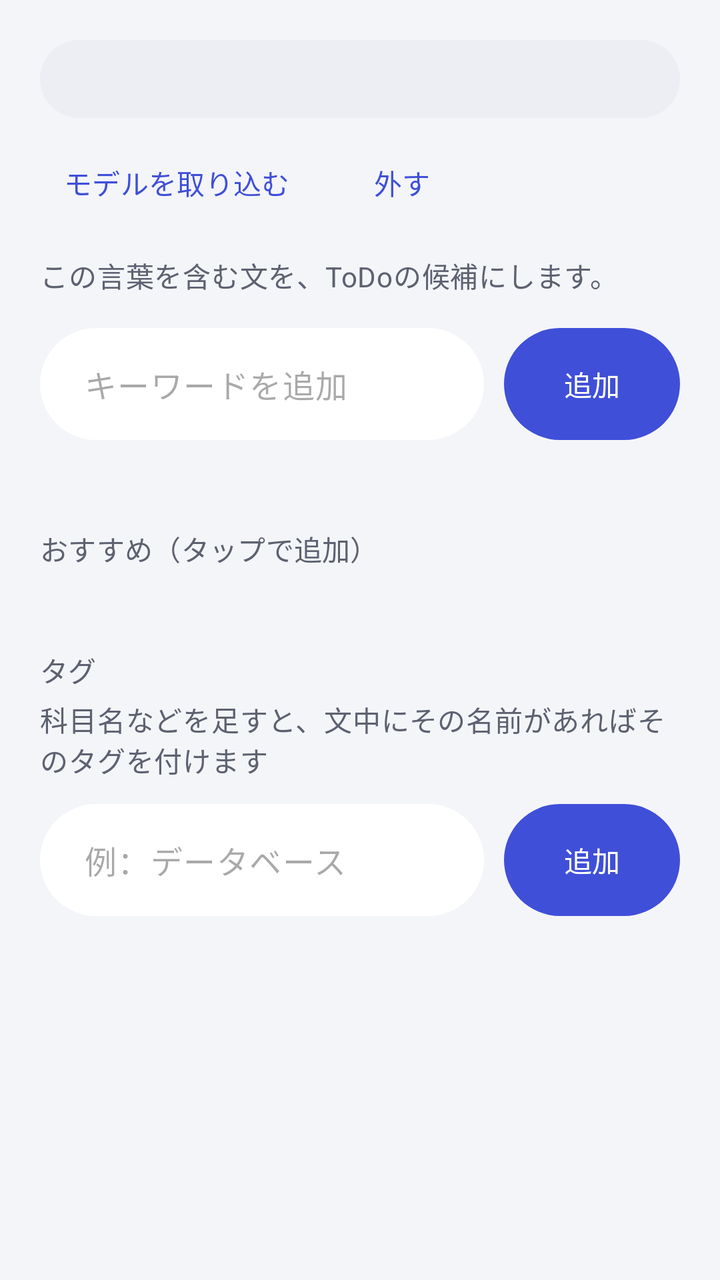
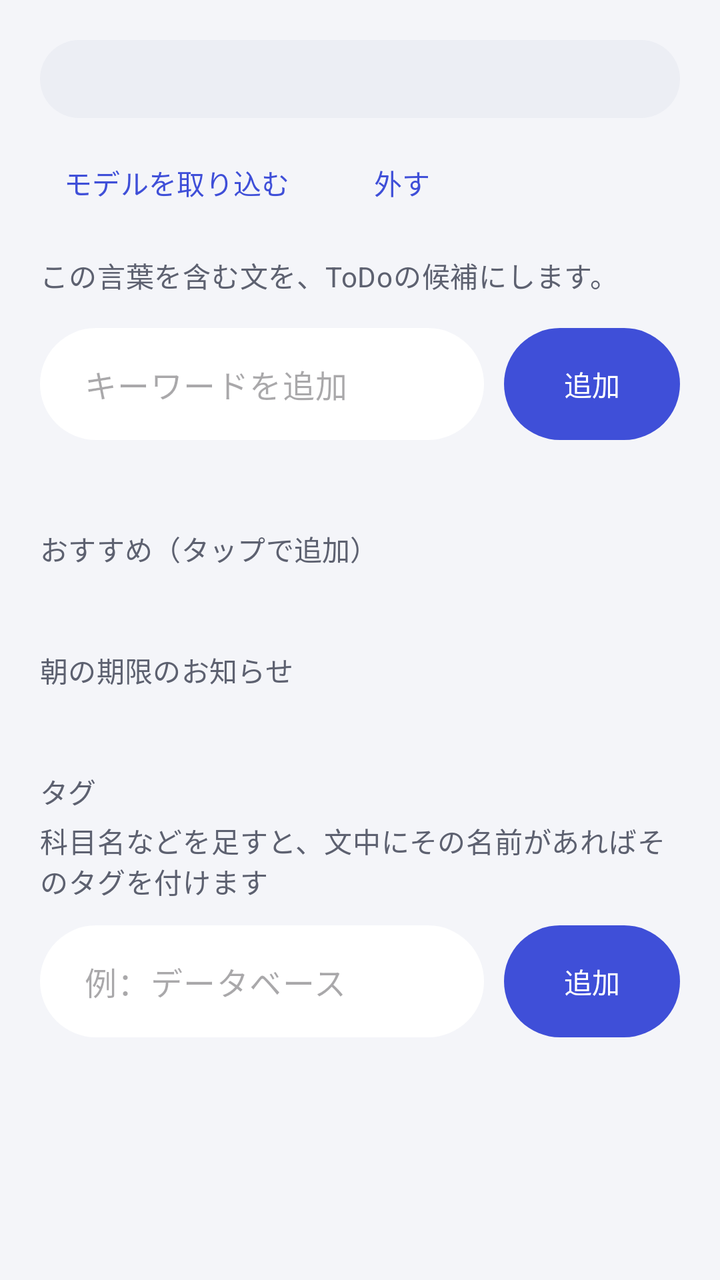

Two renders of the same Android screen: before a commit and after it. Below are the layout's source before the change and the commit's diff.
<!-- AndroidManifest.xml: application theme Theme.MimiMemo -->
<!-- res/layout/activity_settings.xml -->
<?xml version="1.0" encoding="utf-8"?>
<ScrollView xmlns:android="http://schemas.android.com/apk/res/android"
    xmlns:app="http://schemas.android.com/apk/res-auto"
    android:layout_width="match_parent"
    android:layout_height="match_parent">

    <LinearLayout
        android:layout_width="match_parent"
        android:layout_height="wrap_content"
        android:orientation="vertical"
        android:padding="20dp">

        
        <TextView
            android:id="@+id/textAi"
            android:layout_width="match_parent"
            android:layout_height="wrap_content"
            android:layout_marginBottom="12dp"
            android:background="@drawable/bg_pill"
            android:backgroundTint="@color/surface_container"
            android:paddingHorizontal="16dp"
            android:paddingVertical="10dp"
            android:textAppearance="?attr/textAppearanceBodyMedium"
            android:textColor="?attr/colorOnSurface" />

        
        <LinearLayout
            android:layout_width="match_parent"
            android:layout_height="wrap_content"
            android:layout_marginTop="-4dp"
            android:layout_marginBottom="12dp"
            android:orientation="horizontal">

            <com.google.android.material.button.MaterialButton
                android:id="@+id/buttonImportModel"
                style="@style/Widget.Material3.Button.TextButton"
                android:layout_width="wrap_content"
                android:layout_height="wrap_content"
                android:text="@string/model_import" />

            <com.google.android.material.button.MaterialButton
                android:id="@+id/buttonRemoveModel"
                style="@style/Widget.Material3.Button.TextButton"
                android:layout_width="wrap_content"
                android:layout_height="wrap_content"
                android:text="@string/model_remove" />
        </LinearLayout>

        <TextView
            android:layout_width="match_parent"
            android:layout_height="wrap_content"
            android:text="@string/settings_description"
            android:textAppearance="?attr/textAppearanceBodyMedium"
            android:textColor="?attr/colorOnSurfaceVariant" />

        <LinearLayout
            android:layout_width="match_parent"
            android:layout_height="wrap_content"
            android:layout_marginTop="16dp"
            android:gravity="center_vertical"
            android:orientation="horizontal">

            
            <com.google.android.material.textfield.TextInputLayout
                android:id="@+id/layoutKeyword"
                style="@style/Widget.Material3.TextInputLayout.FilledBox"
                android:layout_width="0dp"
                android:layout_height="wrap_content"
                android:layout_weight="1"
                app:boxBackgroundColor="@color/card"
                app:boxCornerRadiusBottomEnd="28dp"
                app:boxCornerRadiusBottomStart="28dp"
                app:boxCornerRadiusTopEnd="28dp"
                app:boxCornerRadiusTopStart="28dp"
                app:boxStrokeWidth="0dp"
                app:boxStrokeWidthFocused="0dp"
                app:hintEnabled="false">

                <com.google.android.material.textfield.TextInputEditText
                    android:id="@+id/editKeyword"
                    android:layout_width="match_parent"
                    android:layout_height="56dp"
                    android:hint="@string/keyword_hint"
                    android:imeOptions="actionDone"
                    android:inputType="text"
                    android:paddingStart="22dp"
                    android:paddingTop="0dp"
                    android:paddingEnd="16dp"
                    android:paddingBottom="0dp" />
            </com.google.android.material.textfield.TextInputLayout>

            <com.google.android.material.button.MaterialButton
                android:id="@+id/buttonAdd"
                android:layout_width="wrap_content"
                android:layout_height="56dp"
                android:layout_marginStart="10dp"
                android:insetTop="0dp"
                android:insetBottom="0dp"
                android:paddingHorizontal="24dp"
                android:text="@string/action_add_keyword"
                app:cornerRadius="28dp" />
        </LinearLayout>

        <com.google.android.material.chip.ChipGroup
            android:id="@+id/chipGroup"
            android:layout_width="match_parent"
            android:layout_height="wrap_content"
            android:layout_marginTop="16dp" />

        
        <TextView
            android:id="@+id/labelSuggestions"
            style="@style/MimiMemo.SectionTitle"
            android:layout_width="wrap_content"
            android:layout_height="wrap_content"
            android:layout_marginTop="28dp"
            android:text="@string/keyword_suggestions" />

        <com.google.android.material.chip.ChipGroup
            android:id="@+id/suggestionGroup"
            android:layout_width="match_parent"
            android:layout_height="wrap_content"
            android:layout_marginTop="8dp" />

        
        <TextView
            style="@style/MimiMemo.SectionTitle"
            android:layout_width="wrap_content"
            android:layout_height="wrap_content"
            android:layout_marginTop="32dp"
            android:text="@string/tags_title" />

        <TextView
            android:layout_width="match_parent"
            android:layout_height="wrap_content"
            android:layout_marginTop="4dp"
            android:text="@string/tags_description"
            android:textAppearance="?attr/textAppearanceBodyMedium"
            android:textColor="?attr/colorOnSurfaceVariant" />

        <LinearLayout
            android:layout_width="match_parent"
            android:layout_height="wrap_content"
            android:layout_marginTop="12dp"
            android:gravity="center_vertical"
            android:orientation="horizontal">

            <com.google.android.material.textfield.TextInputLayout
                android:id="@+id/layoutTag"
                style="@style/Widget.Material3.TextInputLayout.FilledBox"
                android:layout_width="0dp"
                android:layout_height="wrap_content"
                android:layout_weight="1"
                app:boxBackgroundColor="@color/card"
                app:boxCornerRadiusBottomEnd="28dp"
                app:boxCornerRadiusBottomStart="28dp"
                app:boxCornerRadiusTopEnd="28dp"
                app:boxCornerRadiusTopStart="28dp"
                app:boxStrokeWidth="0dp"
                app:boxStrokeWidthFocused="0dp"
                app:hintEnabled="false">

                <com.google.android.material.textfield.TextInputEditText
                    android:id="@+id/editTag"
                    android:layout_width="match_parent"
                    android:layout_height="56dp"
                    android:hint="@string/tag_hint"
                    android:imeOptions="actionDone"
                    android:inputType="text"
                    android:maxLength="12"
                    android:paddingStart="22dp"
                    android:paddingTop="0dp"
                    android:paddingEnd="16dp"
                    android:paddingBottom="0dp" />
            </com.google.android.material.textfield.TextInputLayout>

            <com.google.android.material.button.MaterialButton
                android:id="@+id/buttonAddTag"
                android:layout_width="wrap_content"
                android:layout_height="56dp"
                android:layout_marginStart="10dp"
                android:insetTop="0dp"
                android:insetBottom="0dp"
                android:paddingHorizontal="24dp"
                android:text="@string/action_add_keyword"
                app:cornerRadius="28dp" />
        </LinearLayout>

        <com.google.android.material.chip.ChipGroup
            android:id="@+id/tagGroup"
            android:layout_width="match_parent"
            android:layout_height="wrap_content"
            android:layout_marginTop="12dp" />

    </LinearLayout>
</ScrollView>
<!-- resources referenced by this layout -->
<resources>
  <color name="card">#FFFFFF</color>
  <color name="surface_container">#ECEEF4</color>
  <!-- drawable bg_pill (drawable) -->
  <?xml version="1.0" encoding="utf-8"?>
  <shape xmlns:android="http://schemas.android.com/apk/res/android" android:shape="rectangle">
      <solid android:color="#FFFFFFFF" />
      <corners android:radius="100dp" />
  </shape>
  <string name="action_add_keyword">追加</string>
  <string name="keyword_hint">キーワードを追加</string>
  <string name="keyword_suggestions">おすすめ（タップで追加）</string>
  <string name="model_import">モデルを取り込む</string>
  <string name="model_remove">外す</string>
  <string name="settings_description">この言葉を含む文を、ToDoの候補にします。</string>
  <string name="tag_hint">例：データベース</string>
  <string name="tags_description">科目名などを足すと、文中にその名前があればそのタグを付けます</string>
  <string name="tags_title">タグ</string>
  <style name="MimiMemo.SectionTitle" parent="">
          <item name="android:textAppearance">?attr/textAppearanceTitleSmall</item>
          <item name="android:textColor">?attr/colorOnSurfaceVariant</item>
      </style>
  <color name="primary">#3F4FD8</color>
  <color name="on_primary">#FFFFFF</color>
  <color name="primary_container">#E3E6FF</color>
  <color name="on_primary_container">#151E6B</color>
  <color name="background">#F4F5F9</color>
  <color name="on_surface">#1A1C24</color>
  <color name="on_surface_variant">#5D6170</color>
  <color name="outline">#C9CCD6</color>
  <color name="card_stroke">#E6E8EF</color>
  <style name="MimiMemo.ActionBar" parent="Widget.Material3.ActionBar.Solid">
          <item name="background">@color/background</item>
          <item name="elevation">0dp</item>
          <item name="titleTextStyle">@style/MimiMemo.ActionBar.Title</item>
      </style>
  <style name="MimiMemo.ActionBarTheme" parent="ThemeOverlay.Material3.ActionBar">
          <item name="colorControlNormal">@color/on_surface</item>
          
          <item name="colorSurfaceContainer">@color/card</item>
      </style>
  <style name="MimiMemo.Dialog" parent="ThemeOverlay.Material3.MaterialAlertDialog">
          <item name="colorSurfaceContainerHigh">@color/card</item>
          <item name="shapeAppearanceCornerExtraLarge">@style/MimiMemo.Corner28</item>
      </style>
  <style name="MimiMemo.ActionBar.Title" parent="TextAppearance.Material3.TitleLarge">
          <item name="android:textColor">@color/on_surface</item>
          <item name="android:textStyle">bold</item>
      </style>
  <style name="MimiMemo.Corner28" parent="">
          <item name="cornerFamily">rounded</item>
          <item name="cornerSize">28dp</item>
      </style>
  <!-- unchanged entries left out for length: 1 -->
</resources>

<!-- the commit's change to res/layout/activity_settings.xml (unified diff, before → after) -->
@@ -118,6 +118,20 @@
 
         <com.google.android.material.chip.ChipGroup
             android:id="@+id/suggestionGroup"
+            android:layout_width="match_parent"
+            android:layout_height="wrap_content"
+            android:layout_marginTop="8dp" />
+
+        
+        <TextView
+            style="@style/MimiMemo.SectionTitle"
+            android:layout_width="wrap_content"
+            android:layout_height="wrap_content"
+            android:layout_marginTop="32dp"
+            android:text="@string/morning_title" />
+
+        <com.google.android.material.chip.ChipGroup
+            android:id="@+id/chipsMorning"
             android:layout_width="match_parent"
             android:layout_height="wrap_content"
             android:layout_marginTop="8dp" />
<!-- resource entries referenced after the edit -->
@@ -13,6 +13,7 @@
   <string name="keyword_suggestions">おすすめ（タップで追加）</string>
   <string name="model_import">モデルを取り込む</string>
   <string name="model_remove">外す</string>
+  <string name="morning_title">朝の期限のお知らせ</string>
   <string name="settings_description">この言葉を含む文を、ToDoの候補にします。</string>
   <string name="tag_hint">例：データベース</string>
   <string name="tags_description">科目名などを足すと、文中にその名前があればそのタグを付けます</string>
